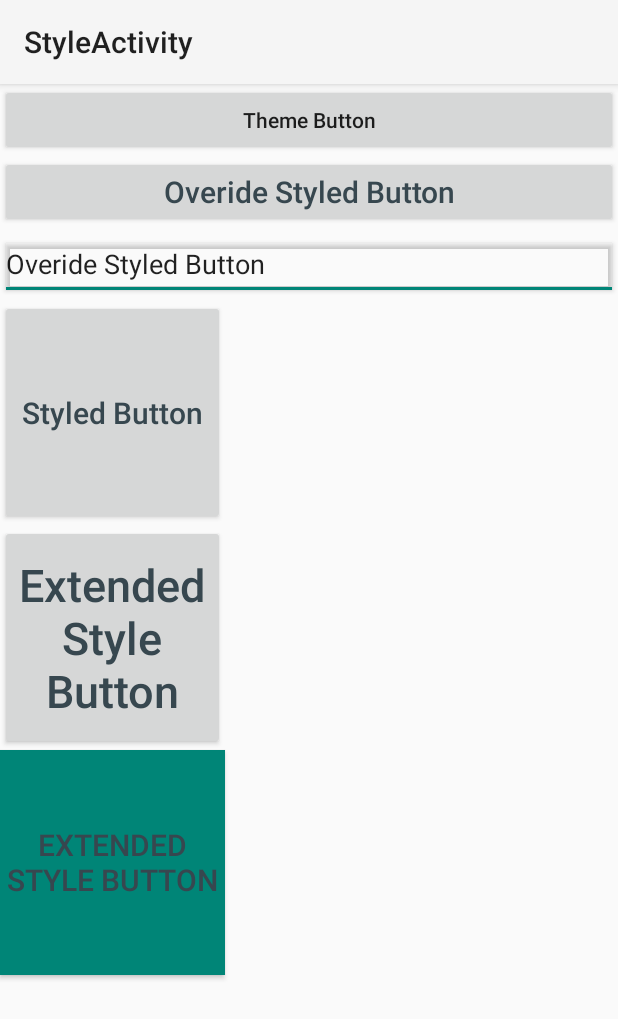
After one commit to ngocmanh92/LoginScreen, an Android app: the StyleActivity screen opened directly, with no data from a screen before it, on a phone screen of 412 x 824 dp. The commit adds this screen. Shown: the top 1019 px of the screen. Run offline under Robolectric (Android 15) with nearby library versions, the phone set to English and light mode, and no system bars.

Commit message:
style, theme, configurations

```diff
--- /dev/null
+++ b/app/src/main/java/com/example/myapplication/StyleActivity.java
@@ -0,0 +1,37 @@
+package com.example.myapplication;
+
+import android.app.Dialog;
+import android.content.Context;
+import android.content.res.Configuration;
+import android.support.v7.app.ActionBarActivity;
+import android.os.Bundle;
+import android.util.Log;
+import android.view.Menu;
+import android.view.MenuItem;
+
+import com.example.myapplication.R;
+
+public class StyleActivity extends ActionBarActivity {
+
+    @Override
+    protected void onCreate(Bundle savedInstanceState) {
+        super.onCreate(savedInstanceState);
+        setContentView(R.layout.activity_style);
+        new MyDialog(this).show();
+    }
+
+    @Override
+    public void onConfigurationChanged(Configuration newConfig) {
+        Log.i("StyleActivity.onConfigurationChanged", "-------> new config");
+        super.onConfigurationChanged(newConfig);
+    }
+
+    private static class MyDialog extends Dialog{
+
+        public MyDialog(Context context) {
+            super(context, R.style.StyledDialogTheme);
+            setContentView(R.layout.dialog_styled);
+            setTitle(R.string.title_activity_style);
+        }
+    }
+}
--- /dev/null
+++ b/app/src/main/res/layout/activity_style.xml
@@ -0,0 +1,34 @@
+<LinearLayout xmlns:android="http://schemas.android.com/apk/res/android"
+    xmlns:tools="http://schemas.android.com/tools"
+    android:orientation="vertical"
+    android:layout_width="match_parent"
+    android:layout_height="match_parent"
+
+    tools:context="com.example.myapplication.StyleActivity">
+
+    <Button
+        android:layout_width="match_parent"
+        android:layout_height="wrap_content"
+        android:text="Theme Button"
+        />
+    <Button
+        android:layout_width="match_parent"
+        android:layout_height="wrap_content"
+        android:text="Overide Styled Button"
+        style="@style/MyButton" />
+    <Button
+        android:layout_width="match_parent"
+        android:layout_height="wrap_content"
+        android:text="Overide Styled Button"
+        style="@style/MyEdittext" />
+    <Button
+        android:text="Styled Button"
+        style="@style/MyButton" />
+    <Button
+        android:text="Extended Style Button"
+        style="@style/ExtendedButton1" />
+    <Button
+        android:text="Extended Style Button"
+        style="@style/MyButton.Extended2" />
+
+</LinearLayout>
--- /dev/null
+++ b/app/src/main/res/values-land/styles.xml
@@ -0,0 +1,6 @@
+<?xml version="1.0" encoding="utf-8"?>
+<resources>
+    <style name="StyledTheme" parent="Theme.AppCompat">
+
+    </style>
+</resources>
--- a/app/src/main/res/values/strings.xml
+++ b/app/src/main/res/values/strings.xml
@@ -28,4 +28,6 @@
     <string name="title_activity_service">ServiceActivity</string>
     <string name="title_activity_material_tabs">MaterialTabsActivity</string>
     <string name="title_activity_material_design">MaterialDesignActivity</string>
+    <string name="title_activity_style">StyleActivity</string>
+    <string name="title_activity_configuration">ConfigurationActivity</string>
 </resources>
--- a/app/src/main/res/values/styles.xml
+++ b/app/src/main/res/values/styles.xml
@@ -6,4 +6,47 @@
         <!--<item name="android:windowFullscreen">true</item>-->
     </style>
 
+    <style name="MyButton">
+        <item name="android:layout_width">150dp</item>
+        <item name="android:layout_height">150dp</item>
+        <item name="android:textAllCaps">false</item>
+        <item name="android:textColor">@color/material_blue_grey_800</item>
+        <item name="android:textSize">20sp</item>
+    </style>
+
+    <style name="ExtendedButton1" parent="MyButton">
+        <item name="android:color">@color/accent_material_dark</item>
+        <item name="android:textSize">30sp</item>
+    </style>
+
+    <style name="MyButton.Extended2">
+        <item name="android:color">@android:color/white</item>
+        <item name="android:textAllCaps">true</item>
+        <item name="android:background">@color/accent_material_light</item>
+    </style>
+
+    <style name="MyEdittext" parent="Base.Widget.AppCompat.EditText">
+
+    </style>
+
+
+    <style name="MyButtonTheme" parent="Base.Widget.AppCompat.Button">
+        <item name="android:textAllCaps">false</item>
+    </style>
+
+    <style name="StyledDialogTheme" parent="Theme.AppCompat.Light.Dialog.Alert">
+        <item name="android:windowFullscreen">true</item>
+        <item name="android:windowNoTitle">true</item>
+        <item name="android:windowIsFloating">false</item>
+        <item name="android:backgroundDimEnabled">false</item>
+        <item name="android:windowActionModeOverlay">false</item>
+        <item name="android:windowSoftInputMode">adjustNothing</item>
+    </style>
+
+    <style name="StyledTheme" parent="Theme.AppCompat.Light">
+        <item name="android:windowNoTitle">true</item>
+        <item name="android:windowFullscreen">true</item>
+        <item name="buttonStyle">@style/MyButtonTheme</item>
+    </style>
+
 </resources>
```
Also changed, not shown: app/src/main/AndroidManifest.xml (+19 -14 lines), app/src/main/java/com/example/myapplication/ConfigurationActivity.java (added, +44 -0 lines), app/src/main/res/layout/activity_configuration.xml (added, +14 -0 lines), app/src/main/res/layout/dialog_styled.xml (added, +18 -0 lines), app/src/main/res/menu/menu_configuration.xml (added, +7 -0 lines), app/src/main/res/menu/menu_style.xml (added, +7 -0 lines).
